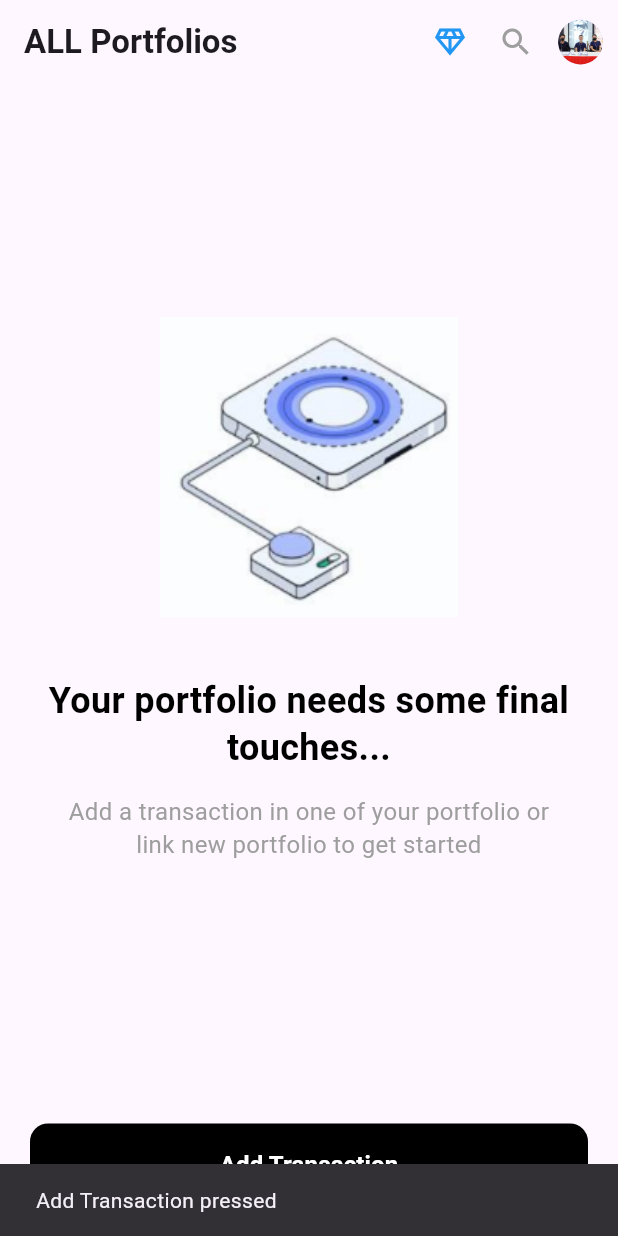
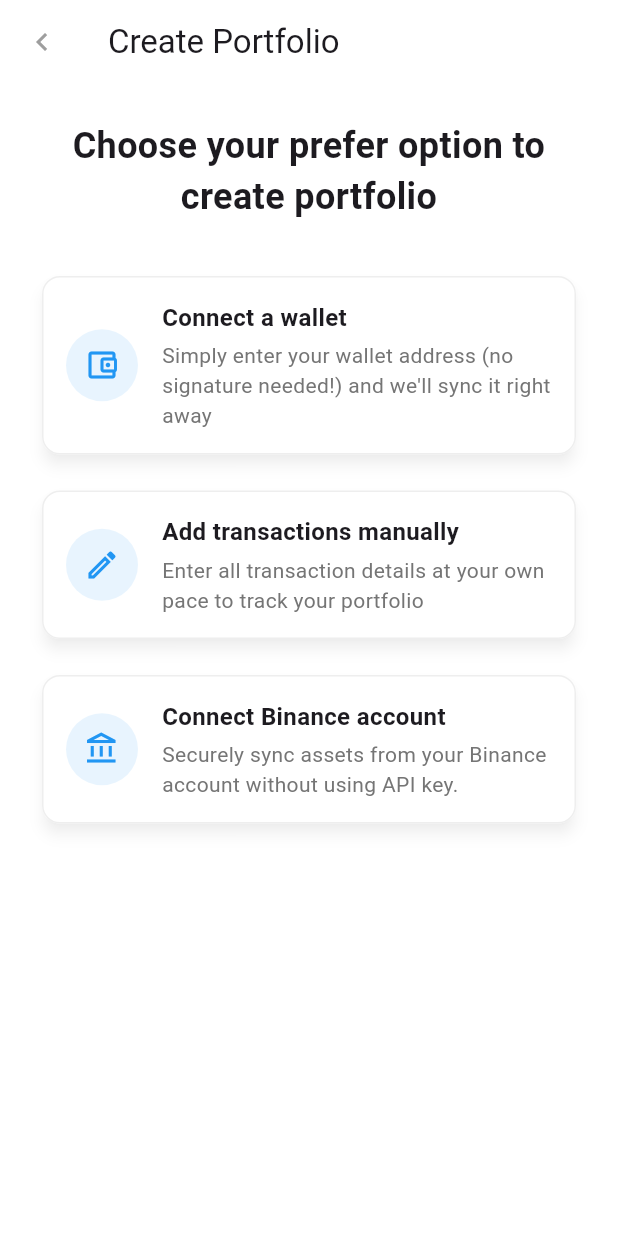
Before and after one commit to ChanSuvannet/CoinXplorer, a Flutter app: the PortfolioScreen screen opened directly, after a tap on "Add Transaction", on a phone screen of 412 x 824 dp. Run offline on Flutter 3.47's test engine with Material 3 defaults, Android fonts, the phone set to English and light mode, and no system bars; our stand-ins replace flutter_svg, font_awesome_flutter, google_fonts, syncfusion_flutter_gauges.

Commit message:
add create portfolio screen

```diff
--- a/lib/presentation/screens/s3_home/a4_portfolio/create_portfolio.dart
+++ b/lib/presentation/screens/s3_home/a4_portfolio/create_portfolio.dart
@@ -1,124 +1,134 @@
-// import 'package:flutter/material.dart';
+import 'package:flutter/material.dart';
 
-// class CreatePortfolioScreen extends StatelessWidget {
-//   const CreatePortfolioScreen({super.key});
+class CreatePortfolioScreen extends StatelessWidget {
+  const CreatePortfolioScreen({super.key});
 
-//   @override
-//   Widget build(BuildContext context) {
-//     return Scaffold(
-//       appBar: AppBar(
-//         title: const Text('Create Portfolio'),
-//         leading: IconButton(
-//           icon: const Icon(Icons.arrow_back),
-//           onPressed: () => Navigator.pop(context),
-//         ),
-//       ),
-//       body: Padding(
-//         padding: const EdgeInsets.all(24.0),
-//         child: Column(
-//           crossAxisAlignment: CrossAxisAlignment.start,
-//           children: [
-//             const Text(
-//               'Choose your prefer option to create portfolio',
-//               style: TextStyle(fontSize: 16, color: Colors.grey),
-//             ),
-//             const SizedBox(height: 32),
-//             // Wallet Option
-//             _buildOptionCard(
-//               icon: Icons.account_balance_wallet_outlined,
-//               title: 'Connect a wallet',
-//               description:
-//                   'Simply enter your wallet address (no signature needed!) and we\'ll sync it right away',
-//               onTap: () => _showSnackBar(context, 'Wallet connection selected'),
-//             ),
-//             const SizedBox(height: 16),
-//             // Manual Option
-//             _buildOptionCard(
-//               icon: Icons.edit_outlined,
-//               title: 'Add transactions manually',
-//               description:
-//                   'Enter all transaction details at your own pace to track your portfolio',
-//               onTap:
-//                   () => _showSnackBar(context, 'Manual transactions selected'),
-//             ),
-//             const SizedBox(height: 16),
-//             // Binance Option
-//             _buildOptionCard(
-//               icon: Icons.account_balance_outlined,
-//               title: 'Connect Binance account',
-//               description:
-//                   'Securely sync assets from your Binance account without using API key.',
-//               onTap:
-//                   () => _showSnackBar(context, 'Binance connection selected'),
-//             ),
-//           ],
-//         ),
-//       ),
-//     );
-//   }
+  @override
+  Widget build(BuildContext context) {
+    return Scaffold(
+      backgroundColor: Colors.white,
+      appBar: AppBar(
+        surfaceTintColor: Colors.white,
+        backgroundColor: Colors.white,
+        title: const Text('Create Portfolio'),
+        leading: IconButton(
+          icon: const Icon(Icons.chevron_left, color: Colors.grey),
+          onPressed: () => Navigator.pop(context),
+        ),
+      ),
+      body: SingleChildScrollView(
+        // <-- Added this
+        child: Padding(
+          padding: const EdgeInsets.all(24.0),
+          child: Column(
+            crossAxisAlignment: CrossAxisAlignment.start,
+            children: [
+              const Text(
+                'Choose your prefer option to create portfolio',
+                style: TextStyle(fontWeight: FontWeight.bold, fontSize: 24),
+                textAlign: TextAlign.center,
+              ),
+              const SizedBox(height: 32),
+              // Wallet Option
+              _buildOptionCard(
+                icon: Icons.account_balance_wallet_outlined,
+                title: 'Connect a wallet',
+                description:
+                    'Simply enter your wallet address (no signature needed!) and we\'ll sync it right away',
+                onTap:
+                    () => _showSnackBar(context, 'Wallet connection selected'),
+              ),
+              const SizedBox(height: 16),
+              // Manual Option
+              _buildOptionCard(
+                icon: Icons.edit_outlined,
+                title: 'Add transactions manually',
+                description:
+                    'Enter all transaction details at your own pace to track your portfolio',
+                onTap:
+                    () =>
+                        _showSnackBar(context, 'Manual transactions selected'),
+              ),
+              const SizedBox(height: 16),
+              // Binance Option
+              _buildOptionCard(
+                icon: Icons.account_balance_outlined,
+                title: 'Connect Binance account',
+                description:
+                    'Securely sync assets from your Binance account without using API key.',
+                onTap:
+                    () => _showSnackBar(context, 'Binance connection selected'),
+              ),
+            ],
+          ),
+        ),
+      ),
+    );
+  }
 
-//   Widget _buildOptionCard({
-//     required IconData icon,
-//     required String title,
-//     required String description,
-//     required VoidCallback onTap,
-//   }) {
-//     return Card(
-//       elevation: 0,
-//       shape: RoundedRectangleBorder(
-//         borderRadius: BorderRadius.circular(12),
-//         side: BorderSide(color: Colors.grey.shade200, width: 1),
-//       ),
-//       child: InkWell(
-//         borderRadius: BorderRadius.circular(12),
-//         onTap: onTap,
-//         child: Padding(
-//           padding: const EdgeInsets.all(16.0),
-//           child: Row(
-//             children: [
-//               Container(
-//                 width: 48,
-//                 height: 48,
-//                 decoration: BoxDecoration(
-//                   color: Colors.blue.withOpacity(0.1),
-//                   shape: BoxShape.circle,
-//                 ),
-//                 child: Icon(icon, color: Colors.blue),
-//               ),
-//               const SizedBox(width: 16),
-//               Expanded(
-//                 child: Column(
-//                   crossAxisAlignment: CrossAxisAlignment.start,
-//                   children: [
-//                     Text(
-//                       title,
-//                       style: const TextStyle(
-//                         fontSize: 16,
-//                         fontWeight: FontWeight.w600,
-//                       ),
-//                     ),
-//                     const SizedBox(height: 4),
-//                     Text(
-//                       description,
-//                       style: TextStyle(
-//                         fontSize: 14,
-//                         color: Colors.grey.shade600,
-//                       ),
-//                     ),
-//                   ],
-//                 ),
-//               ),
-//               const Icon(Icons.chevron_right, color: Colors.grey),
-//             ],
-//           ),
-//         ),
-//       ),
-//     );
-//   }
+  Widget _buildOptionCard({
+    required IconData icon,
+    required String title,
+    required String description,
+    required VoidCallback onTap,
+  }) {
+    return Card(
+      elevation: 4, // Added shadow elevation
+      shadowColor: Colors.grey.withOpacity(0.2),
+      shape: RoundedRectangleBorder(
+        borderRadius: BorderRadius.circular(12),
+        side: BorderSide(color: Colors.grey.shade200, width: 1),
+      ),
+      color: Colors.white,
+      child: InkWell(
+        borderRadius: BorderRadius.circular(12),
+        onTap: onTap,
+        child: Padding(
+          padding: const EdgeInsets.all(16.0),
+          child: Row(
+            children: [
+              Container(
+                width: 48,
+                height: 48,
+                decoration: BoxDecoration(
+                  color: Colors.blue.withOpacity(0.1),
+                  shape: BoxShape.circle,
+                ),
+                child: Icon(icon, color: Colors.blue),
+              ),
+              const SizedBox(width: 16),
+              Expanded(
+                child: Column(
+                  crossAxisAlignment: CrossAxisAlignment.start,
+                  children: [
+                    Text(
+                      title,
+                      style: const TextStyle(
+                        fontSize: 16,
+                        fontWeight: FontWeight.w600,
+                      ),
+                    ),
+                    const SizedBox(height: 4),
+                    Text(
+                      description,
+                      style: TextStyle(
+                        fontSize: 14,
+                        color: Colors.grey.shade600,
+                      ),
+                    ),
+                  ],
+                ),
+              ),
+            ],
+          ),
+        ),
+      ),
+    );
+  }
 
-//   void _showSnackBar(BuildContext context, String message) {
-//     ScaffoldMessenger.of(context).showSnackBar(
-//       SnackBar(content: Text(message), duration: const Duration(seconds: 1)),
-//     );
-//   }
-// }
+  void _showSnackBar(BuildContext context, String message) {
+    ScaffoldMessenger.of(context).showSnackBar(
+      SnackBar(content: Text(message), duration: const Duration(seconds: 1)),
+    );
+  }
+}
--- a/lib/presentation/screens/s3_home/a4_portfolio/portfolio_page.dart
+++ b/lib/presentation/screens/s3_home/a4_portfolio/portfolio_page.dart
@@ -1,4 +1,6 @@
+import 'package:coinxplorer/presentation/screens/s3_home/a4_portfolio/create_portfolio.dart';
 import 'package:flutter/material.dart';
+import 'package:flutter_svg/svg.dart';
 
 void main() {
   runApp(const PortfolioPage());
@@ -37,16 +39,21 @@ class PortfolioScreen extends StatelessWidget {
   @override
   Widget build(BuildContext context) {
     return Scaffold(
+      backgroundColor: Colors.white,
       appBar: AppBar(
+        surfaceTintColor: Colors.white,
+        backgroundColor: Colors.white,
+        scrolledUnderElevation: 0,
+        elevation: 0,
         automaticallyImplyLeading: false,
         title: const Text(
           'ALL Portfolios',
           style: TextStyle(fontWeight: FontWeight.bold),
         ),
-        actions: const [
-          Icon(Icons.diamond_outlined, color: Colors.blue),
+        actions: [
+          SvgPicture.asset('assets/icons/diamond.svg', height: 20, width: 20),
           SizedBox(width: 20),
-          Icon(Icons.search, color: Colors.grey),
+          SvgPicture.asset('assets/icons/search.svg', height: 20, width: 20),
           SizedBox(width: 16),
           CircleAvatar(
             radius: 15,
@@ -109,8 +116,11 @@ class PortfolioScreen extends StatelessWidget {
             child: ElevatedButton(
               onPressed: () {
                 // Handle add transaction
-                ScaffoldMessenger.of(context).showSnackBar(
-                  const SnackBar(content: Text('Add Transaction pressed')),
+                Navigator.push(
+                  context,
+                  MaterialPageRoute(
+                    builder: (context) => CreatePortfolioScreen(),
+                  ),
                 );
               },
               style: ElevatedButton.styleFrom(
```
